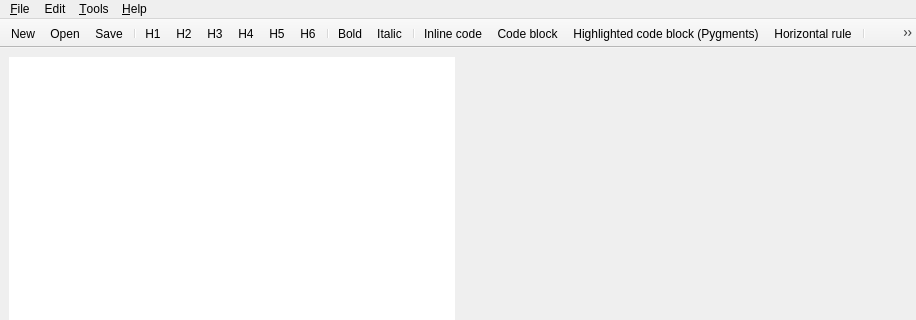
First picture: the form in src/UI/MainWindow.ui, repository Shira-3749/rstpad, before the edit; both pictures show x 0 to 916 and y 0 to 320 of the 916 by 576 pixel window.
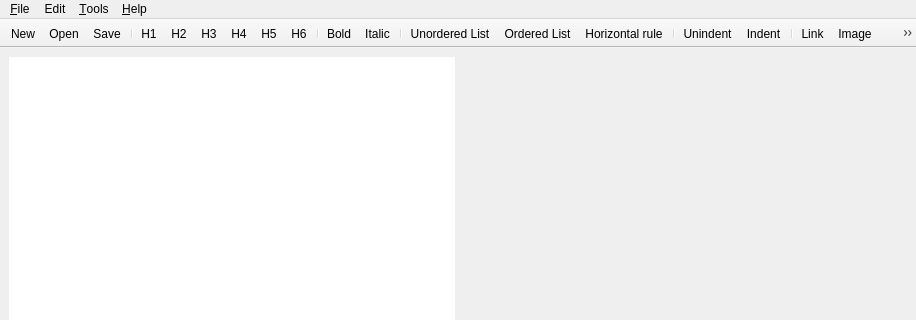
Second picture: the form after the edit. Icons and pictures are not drawn. Custom widgets are drawn as their Qt base class.

Commit message: Implement indent and unindent buttons

```diff
--- a/src/UI/MainWindow.ui
+++ b/src/UI/MainWindow.ui
@@ -138,17 +138,20 @@
    <addaction name="ActionBold"/>
    <addaction name="ActionItalic"/>
    <addaction name="separator"/>
-   <addaction name="ActionInlineCode"/>
-   <addaction name="ActionCodeBlock"/>
-   <addaction name="ActionPygmentsCodeBlock"/>
-   <addaction name="ActionHorizontalRule"/>
-   <addaction name="separator"/>
    <addaction name="ActionUL"/>
    <addaction name="ActionOL"/>
+   <addaction name="ActionHorizontalRule"/>
+   <addaction name="separator"/>
+   <addaction name="ActionUnindent"/>
+   <addaction name="ActionIndent"/>
    <addaction name="separator"/>
    <addaction name="ActionLink"/>
    <addaction name="ActionImage"/>
    <addaction name="separator"/>
+   <addaction name="ActionInlineCode"/>
+   <addaction name="ActionCodeBlock"/>
+   <addaction name="ActionPygmentsCodeBlock"/>
+   <addaction name="separator"/>
    <addaction name="ActionSyntaxHelp"/>
   </widget>
   <action name="ActionNew">
@@ -504,6 +507,30 @@
     <string>Ctrl+G</string>
    </property>
   </action>
+  <action name="ActionIndent">
+   <property name="icon">
+    <iconset resource="../../resources/resources.qrc">
+     <normaloff>:/icons/indent.png</normaloff>:/icons/indent.png</iconset>
+   </property>
+   <property name="text">
+    <string>Indent</string>
+   </property>
+   <property name="toolTip">
+    <string>Indent (hold shift for 1-char indent)</string>
+   </property>
+  </action>
+  <action name="ActionUnindent">
+   <property name="icon">
+    <iconset resource="../../resources/resources.qrc">
+     <normaloff>:/icons/unindent.png</normaloff>:/icons/unindent.png</iconset>
+   </property>
+   <property name="text">
+    <string>Unindent</string>
+   </property>
+   <property name="toolTip">
+    <string>Unindent (hold shift for 1-char unindent)</string>
+   </property>
+  </action>
  </widget>
  <customwidgets>
   <customwidget>
```
The commit also changes 7 other files.
